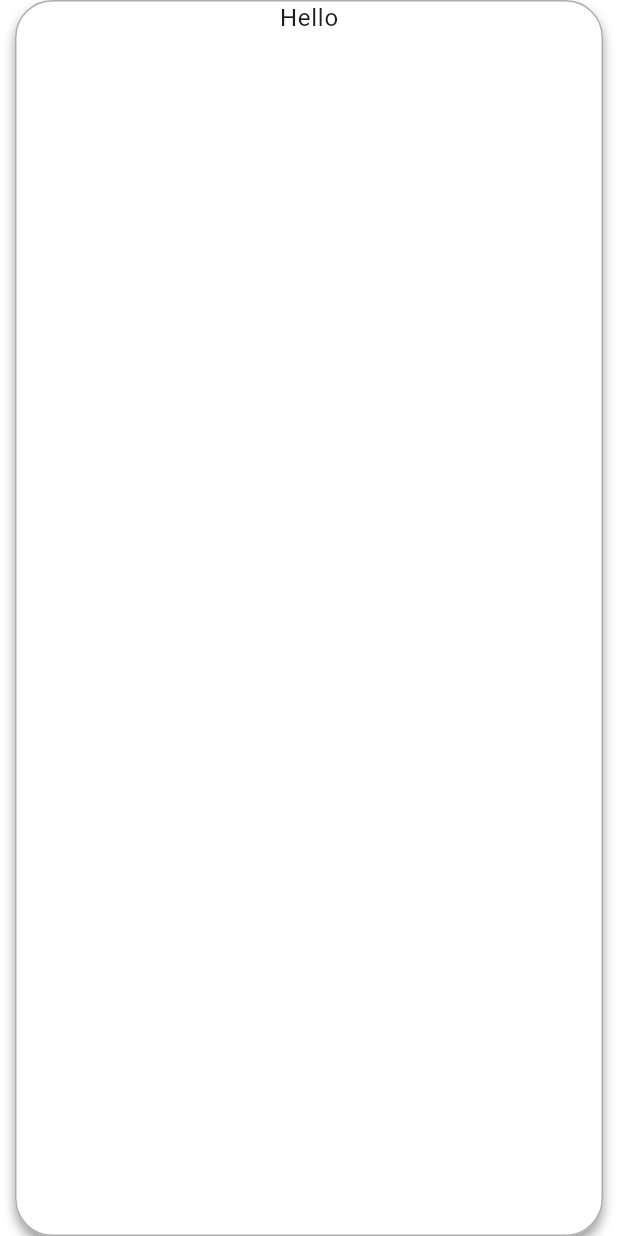
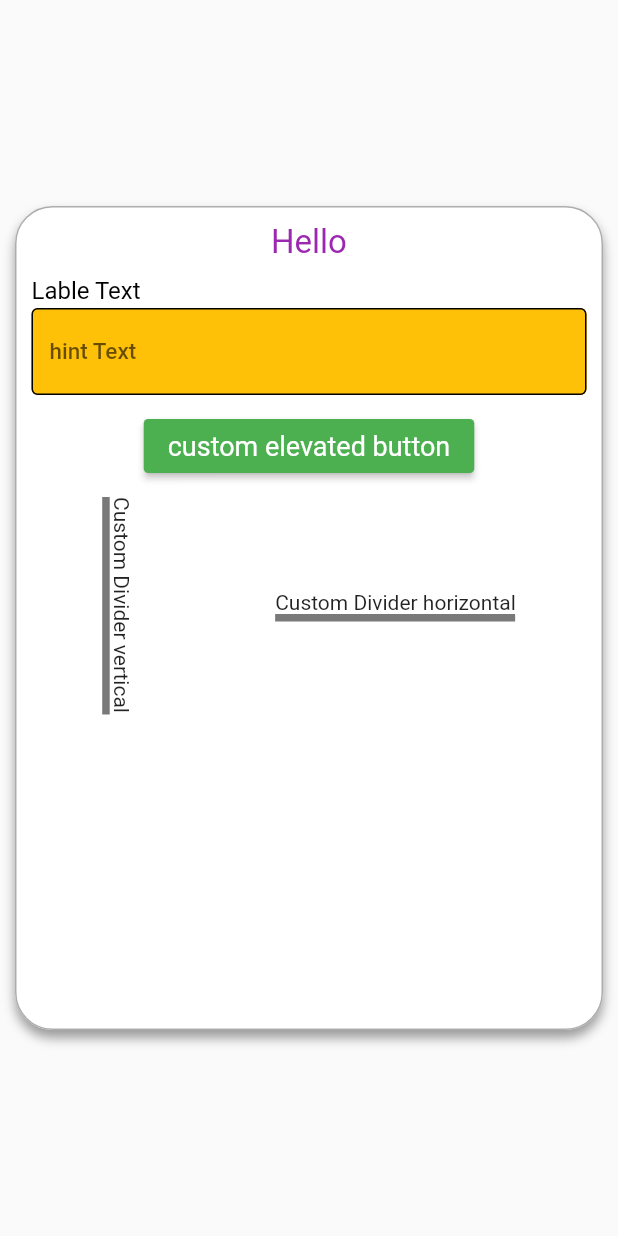
Before and after one commit to abdalmuneim/custom_widgets, a Flutter app: the screen it shows after launch, on a phone screen of 412 x 824 dp. Run offline on Flutter 3.47's test engine with Material 3 defaults, Android fonts, the phone set to English and light mode, and no system bars; our stand-ins replace cached_network_image, image_picker.

Commit message:
added example

```diff
--- a/example/lib/main.dart
+++ b/example/lib/main.dart
@@ -1,5 +1,6 @@
 import 'package:custom_widgets/custom_widgets.dart';
 import 'package:flutter/material.dart';
+import 'package:flutter/widgets.dart';
 
 void main() {
   runApp(const MyApp());
@@ -15,7 +16,7 @@ class MyApp extends StatelessWidget {
       title: 'Flutter Demo',
       theme: ThemeData(
         colorScheme: ColorScheme.fromSeed(seedColor: Colors.deepPurple),
-        useMaterial3: true,
+        useMaterial3: false,
       ),
       home: const MyHomePage(),
     );
@@ -32,14 +33,83 @@ class MyHomePage extends StatefulWidget {
 class _MyHomePageState extends State<MyHomePage> {
   @override
   Widget build(BuildContext context) {
-    return ContainerShadow(
+    return Scaffold(
+      body: Center(
+        child: ContainerShadow(
+          width: MediaQuery.of(context).size.width,
+          height: MediaQuery.of(context).size.height / 1.5,
+          padding: const EdgeInsets.symmetric(horizontal: 10, vertical: 10),
+          margin: const EdgeInsets.symmetric(horizontal: 10, vertical: 10),
           child: Column(
             children: [
               const CustomText(
                 text: "Hello",
+                color: Colors.purple,
+                fontSize: 22,
               ),
               10.sh,
+              const CustomTextFormField(
+                labelText: 'Lable Text',
+                hintText: "hint Text",
+                hintStyle: TextStyle(fontSize: 15),
+                labelAlign: TextAlign.start,
+                labelTextSize: 16,
+                fillColor: Colors.amber,
+                inputBorder: OutlineInputBorder(),
+                enabledBorder: OutlineInputBorder(),
+              ),
+              10.sh,
+              CustomElevatedButton(
+                onPressed: () {
+                  ScaffoldMessenger.of(context).showSnackBar(
+                    const SnackBar(
+                      content: CustomText(
+                        text: 'Custom Eleveted button',
+                      ),
+                    ),
+                  );
+                },
+                color: Colors.green,
+                borderRadius: BorderRadius.circular(3),
+                child: const CustomText(
+                  text: "custom elevated button",
+                  color: Colors.white,
+                ),
+              ),
+              10.sh,
+              const Row(
+                mainAxisAlignment: MainAxisAlignment.spaceAround,
+                children: [
+                  Row(
+                    mainAxisAlignment: MainAxisAlignment.start,
+                    crossAxisAlignment: CrossAxisAlignment.start,
+                    children: [
+                      CustomDivider(
+                        isHor: false,
+                        height: 145,
+                        thickness: 5,
+                      ),
+                      RotatedBox(
+                          quarterTurns: 1,
+                          child: Text('Custom Divider vertical')),
                     ],
+                  ),
+                  Column(
+                    mainAxisAlignment: MainAxisAlignment.start,
+                    crossAxisAlignment: CrossAxisAlignment.start,
+                    children: [
+                      Text('Custom Divider horizontal'),
+                      CustomDivider(
+                        thickness: 5,
+                        width: 160,
+                      ),
+                    ],
+                  ),
+                ],
+              ),
+            ],
+          ),
+        ),
       ),
     );
   }
--- a/lib/custom_widgets.dart
+++ b/lib/custom_widgets.dart
@@ -1,11 +1,13 @@
-export './error/exception.dart';
-export './error/failure.dart';
-export './handeler/validator.dart';
-export './widgets/container_shadow.dart';
-export './widgets/custom_cache_network.dart';
-export './widgets/custom_divider.dart';
-export './widgets/custom_drop_down_button.dart';
-export './widgets/custom_elevated_button.dart';
-export './widgets/custom_text.dart';
-export './widgets/custom_text_form_field.dart';
-export './widgets/extension.dart';
+library custom_widgets;
+
+export 'package:custom_widgets/error/exception.dart';
+export 'package:custom_widgets/error/failure.dart';
+export 'package:custom_widgets/handeler/validator.dart';
+export 'package:custom_widgets/widgets/container_shadow.dart';
+export 'package:custom_widgets/widgets/custom_cache_network.dart';
+export 'package:custom_widgets/widgets/custom_divider.dart';
+export 'package:custom_widgets/widgets/custom_drop_down_button.dart';
+export 'package:custom_widgets/widgets/custom_elevated_button.dart';
+export 'package:custom_widgets/widgets/custom_text.dart';
+export 'package:custom_widgets/widgets/custom_text_form_field.dart';
+export 'package:custom_widgets/widgets/extension.dart';
--- a/lib/widgets/custom_divider.dart
+++ b/lib/widgets/custom_divider.dart
@@ -8,25 +8,26 @@ class CustomDivider extends StatelessWidget {
     this.width,
     this.color,
     this.margin,
+    this.thickness = .8,
   });
   final EdgeInsetsGeometry? margin;
   final bool? isHor;
   final double? height;
-  final double? width;
+  final double? width, thickness;
   final Color? color;
   @override
   Widget build(BuildContext context) {
     return isHor!
         ? Container(
-            margin: margin ?? const EdgeInsets.symmetric(horizontal: 6),
-            width: width ?? 100,
-            height: .5,
+            margin: margin,
+            width: width ?? MediaQuery.of(context).size.width,
+            height: thickness,
             color: color ?? const Color(0xFF797979),
           )
         : Container(
-            margin: margin ?? const EdgeInsets.symmetric(horizontal: 4),
-            width: .5,
-            height: height ?? 100,
+            margin: margin,
+            width: thickness,
+            height: height ?? MediaQuery.of(context).size.width,
             color: color ?? const Color(0xFF797979),
           );
   }
--- a/lib/widgets/custom_elevated_button.dart
+++ b/lib/widgets/custom_elevated_button.dart
@@ -30,7 +30,7 @@ class CustomElevatedButton extends StatelessWidget {
   @override
   Widget build(BuildContext context) {
     return ElevatedButton(
-      style: Theme.of(context).elevatedButtonTheme.style!.copyWith(
+      style: ButtonStyle(
         padding: MaterialStateProperty.all(padding),
         elevation: MaterialStateProperty.all(elevation),
         maximumSize: MaterialStateProperty.all(maximumSize),
@@ -44,8 +44,8 @@ class CustomElevatedButton extends StatelessWidget {
               )
             : MaterialStateProperty.all<RoundedRectangleBorder>(
                 RoundedRectangleBorder(
-                        borderRadius: borderRadius ??
-                            BorderRadius.circular(radius ?? 100),
+                    borderRadius:
+                        borderRadius ?? BorderRadius.circular(radius ?? 100),
                     side: side ?? BorderSide.none),
               ),
       ),
--- a/lib/widgets/custom_text.dart
+++ b/lib/widgets/custom_text.dart
@@ -39,7 +39,7 @@ class CustomText extends StatelessWidget {
       text,
       style: style ??
           Theme.of(context).textTheme.labelMedium!.copyWith(
-                fontSize: fontSize ?? 16,
+                fontSize: fontSize ?? 18,
                 fontFamily: fontFamily,
                 color: color,
                 fontWeight: fontWeight,
--- a/lib/widgets/custom_text_form_field.dart
+++ b/lib/widgets/custom_text_form_field.dart
@@ -50,6 +50,7 @@ class CustomTextFormField extends StatefulWidget {
     this.labelTextSize,
     this.disabledBorder,
     this.enabledBorder,
+    this.hintStyle,
     this.inputBorder,
   });
   final int? maxLines, minLines;
@@ -67,7 +68,7 @@ class CustomTextFormField extends StatefulWidget {
   final double radius;
   final BorderRadius? borderRadius;
   final InputBorder? inputBorder, enabledBorder, disabledBorder;
-
+  final TextStyle? hintStyle;
   final TextEditingController? controller;
   final TextDirection? textDirection;
   final TextInputType? keyboardType;
@@ -101,7 +102,7 @@ class _CustomTextFormFieldState extends State<CustomTextFormField> {
       children: [
         if (widget.labelText != null) ...[
           SizedBox(
-            width: 100,
+            width: MediaQuery.of(context).size.width,
             child: CustomText(
               textAlign: widget.labelAlign,
               fontSize: widget.labelTextSize ?? 12,
@@ -158,6 +159,8 @@ class _CustomTextFormFieldState extends State<CustomTextFormField> {
               contentPadding: widget.contentPadding ??
                   Theme.of(context).inputDecorationTheme.contentPadding,
               hintText: widget.hintText,
+              hintStyle: widget.hintStyle ??
+                  Theme.of(context).inputDecorationTheme.hintStyle,
               filled: true,
               fillColor: widget.fillColor ??
                   Theme.of(context).inputDecorationTheme.fillColor,
--- a/lib/widgets/custom_widgets.dart
+++ /dev/null
@@ -1 +0,0 @@
-library custom_widgets;
```
Lines whose indentation alone changed are shown as unchanged.
